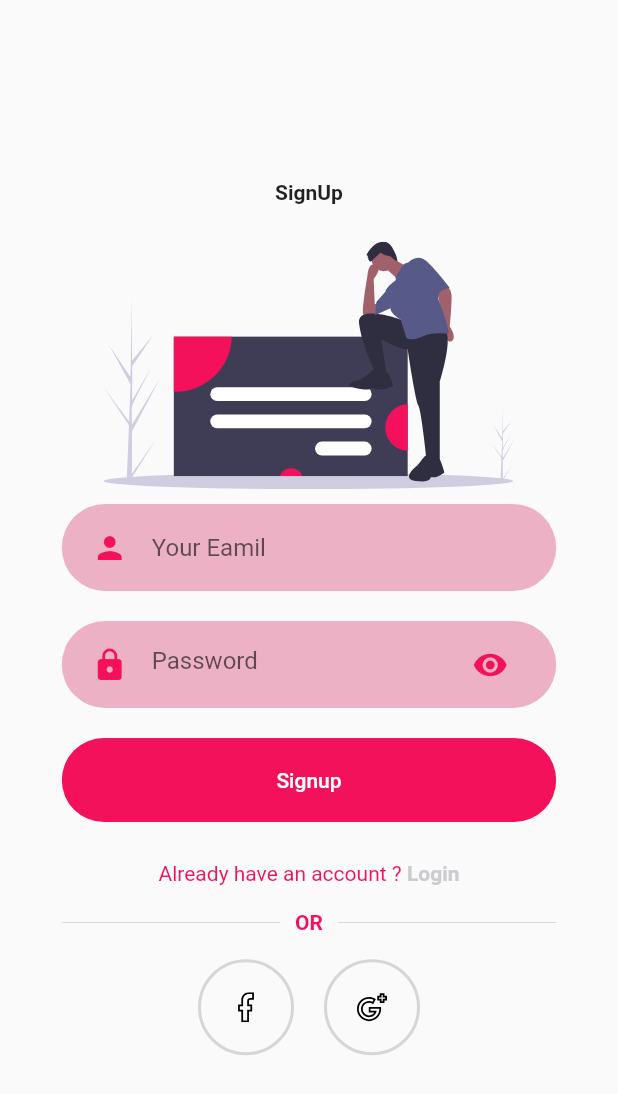
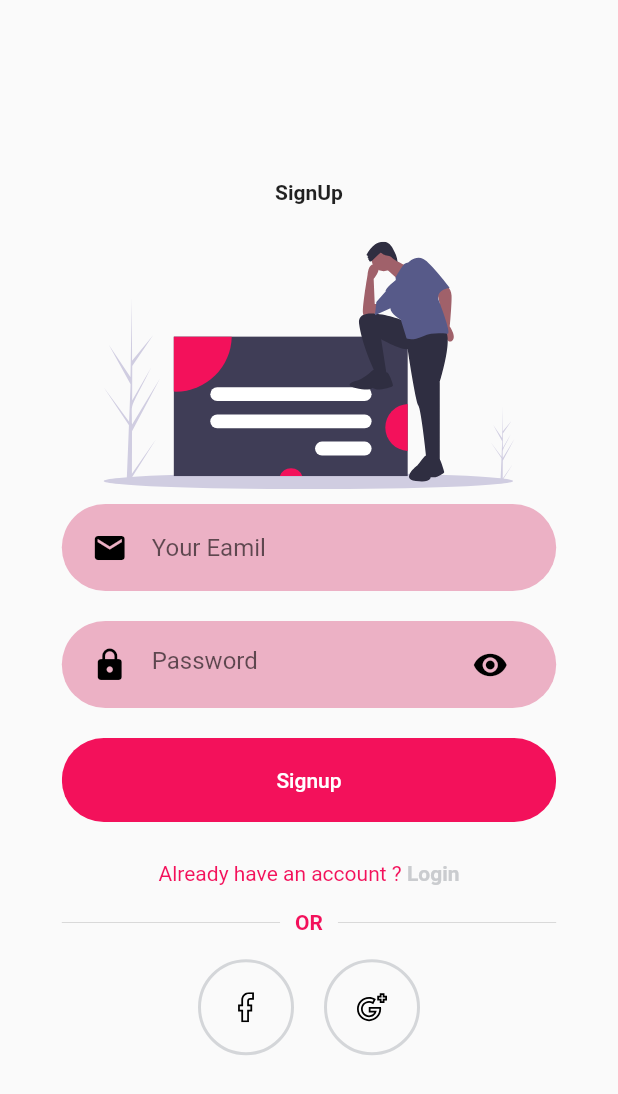
Before and after one commit to teamproject7777/souq_app, a Flutter app: the SignUpScreen screen opened directly, on a phone screen of 412 x 824 dp. Shown: the top 1094 px of the screen. Run offline on Flutter 3.47's test engine with Material 2 defaults, Android fonts, the phone set to English and light mode, and no system bars; our stand-ins replace flutter_svg, introduction_screen.

Commit message:
v1 done at 7:25 pm

```diff
--- a/lib/components/rounded_input_field.dart
+++ b/lib/components/rounded_input_field.dart
@@ -10,7 +10,7 @@ class RoundedInputField extends StatelessWidget {
   const RoundedInputField({
     Key key,
     this.hintText,
-    this.icon = Icons.person,
+    this.icon = Icons.email,
     this.onChanged,
   }) : super(key: key);
 
@@ -22,7 +22,7 @@ class RoundedInputField extends StatelessWidget {
         decoration: InputDecoration(
           icon: Icon(
             icon,
-            color: KPrimaryColor,
+            color: KBlackColor,
           ),
           hintText: hintText,
           border: InputBorder.none,
--- a/lib/components/rounded_password_field.dart
+++ b/lib/components/rounded_password_field.dart
@@ -19,11 +19,11 @@ class RoundedPasswordField extends StatelessWidget {
           hintText: "Password",
           icon: Icon(
             Icons.lock,
-            color: KPrimaryColor,
+            color: KBlackColor,
           ),
           suffixIcon: Icon(
             Icons.visibility,
-            color: KPrimaryColor,
+            color: KBlackColor,
           ),
           border: InputBorder.none,
         ),
```
Also changed, not shown: lib/screens/Singup/components/body.dart (+9 -1 lines).
